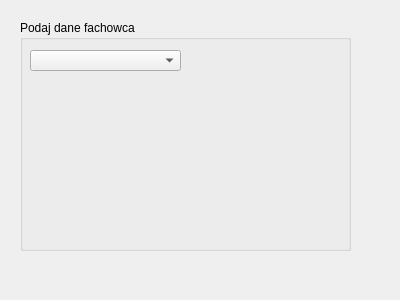
Before: the Qt Designer form Handel/professionaldialog.ui in hergerr/POProject, drawn with Qt 5.
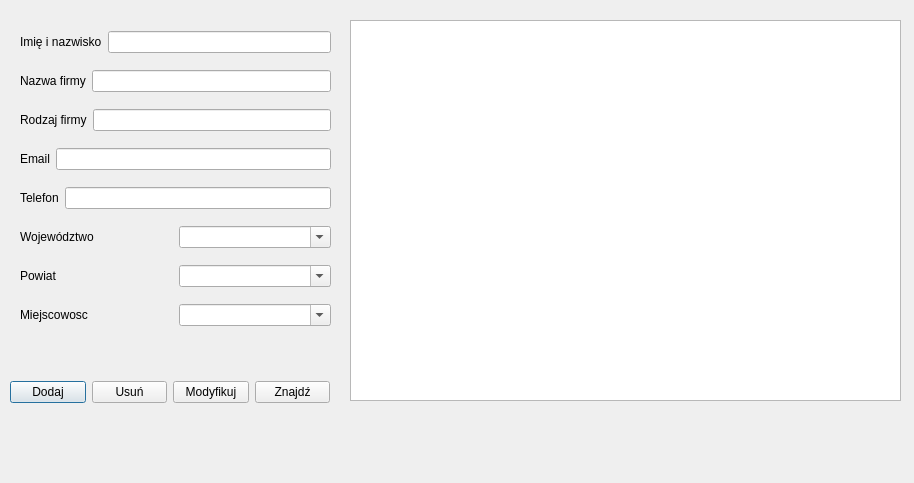
After: the same form once the commit is applied.

```diff
--- a/Handel/professionaldialog.ui
+++ b/Handel/professionaldialog.ui
@@ -6,35 +6,198 @@
    <rect>
     <x>0</x>
     <y>0</y>
-    <width>400</width>
-    <height>300</height>
+    <width>914</width>
+    <height>483</height>
    </rect>
   </property>
   <property name="windowTitle">
    <string>Dialog</string>
   </property>
-  <widget class="QGroupBox" name="groupBox">
+  <widget class="QTableView" name="infoTableView">
+   <property name="geometry">
+    <rect>
+     <x>350</x>
+     <y>20</y>
+     <width>551</width>
+     <height>381</height>
+    </rect>
+   </property>
+  </widget>
+  <widget class="QWidget" name="layoutWidget">
+   <property name="geometry">
+    <rect>
+     <x>10</x>
+     <y>380</y>
+     <width>320</width>
+     <height>25</height>
+    </rect>
+   </property>
+   <layout class="QHBoxLayout" name="horizontalLayout_9">
+    <item>
+     <widget class="QPushButton" name="addPushButton">
+      <property name="text">
+       <string>Dodaj</string>
+      </property>
+     </widget>
+    </item>
+    <item>
+     <widget class="QPushButton" name="deletePushButton">
+      <property name="text">
+       <string>Usuń</string>
+      </property>
+     </widget>
+    </item>
+    <item>
+     <widget class="QPushButton" name="modifyPushButton">
+      <property name="text">
+       <string>Modyfikuj</string>
+      </property>
+     </widget>
+    </item>
+    <item>
+     <widget class="QPushButton" name="findPushButton">
+      <property name="text">
+       <string>Znajdź</string>
+      </property>
+     </widget>
+    </item>
+   </layout>
+  </widget>
+  <widget class="QWidget" name="layoutWidget">
    <property name="geometry">
     <rect>
      <x>20</x>
      <y>20</y>
-     <width>331</width>
-     <height>231</height>
+     <width>311</width>
+     <height>321</height>
     </rect>
    </property>
-   <property name="title">
-    <string>Podaj dane fachowca</string>
-   </property>
-   <widget class="QComboBox" name="voivodeshipComboBox">
-    <property name="geometry">
-     <rect>
-      <x>10</x>
-      <y>30</y>
-      <width>151</width>
-      <height>21</height>
-     </rect>
-    </property>
-   </widget>
+   <layout class="QVBoxLayout" name="verticalLayout">
+    <item>
+     <layout class="QHBoxLayout" name="horizontalLayout">
+      <item>
+       <widget class="QLabel" name="label">
+        <property name="text">
+         <string>Imię i nazwisko</string>
+        </property>
+       </widget>
+      </item>
+      <item>
+       <widget class="QLineEdit" name="nameLineEdit"/>
+      </item>
+     </layout>
+    </item>
+    <item>
+     <layout class="QHBoxLayout" name="horizontalLayout_2">
+      <item>
+       <widget class="QLabel" name="label_2">
+        <property name="text">
+         <string>Nazwa firmy</string>
+        </property>
+       </widget>
+      </item>
+      <item>
+       <widget class="QLineEdit" name="companyNameLineEdit"/>
+      </item>
+     </layout>
+    </item>
+    <item>
+     <layout class="QHBoxLayout" name="horizontalLayout_3">
+      <item>
+       <widget class="QLabel" name="label_6">
+        <property name="text">
+         <string>Rodzaj firmy</string>
+        </property>
+       </widget>
+      </item>
+      <item>
+       <widget class="QLineEdit" name="companyTypeLineEdit"/>
+      </item>
+     </layout>
+    </item>
+    <item>
+     <layout class="QHBoxLayout" name="horizontalLayout_4">
+      <item>
+       <widget class="QLabel" name="label_7">
+        <property name="text">
+         <string>Email</string>
+        </property>
+       </widget>
+      </item>
+      <item>
+       <widget class="QLineEdit" name="emailLineEdit"/>
+      </item>
+     </layout>
+    </item>
+    <item>
+     <layout class="QHBoxLayout" name="horizontalLayout_5">
+      <item>
+       <widget class="QLabel" name="label_8">
+        <property name="text">
+         <string>Telefon</string>
+        </property>
+       </widget>
+      </item>
+      <item>
+       <widget class="QLineEdit" name="phoneLineEdit"/>
+      </item>
+     </layout>
+    </item>
+    <item>
+     <layout class="QHBoxLayout" name="horizontalLayout_6">
+      <item>
+       <widget class="QLabel" name="label_3">
+        <property name="text">
+         <string>Województwo</string>
+        </property>
+       </widget>
+      </item>
+      <item>
+       <widget class="QComboBox" name="voivodeshipComboBox">
+        <property name="editable">
+         <bool>true</bool>
+        </property>
+       </widget>
+      </item>
+     </layout>
+    </item>
+    <item>
+     <layout class="QHBoxLayout" name="horizontalLayout_7">
+      <item>
+       <widget class="QLabel" name="label_4">
+        <property name="text">
+         <string>Powiat</string>
+        </property>
+       </widget>
+      </item>
+      <item>
+       <widget class="QComboBox" name="countyComboBox">
+        <property name="editable">
+         <bool>true</bool>
+        </property>
+       </widget>
+      </item>
+     </layout>
+    </item>
+    <item>
+     <layout class="QHBoxLayout" name="horizontalLayout_8">
+      <item>
+       <widget class="QLabel" name="label_5">
+        <property name="text">
+         <string>Miejscowosc</string>
+        </property>
+       </widget>
+      </item>
+      <item>
+       <widget class="QComboBox" name="cityComboBox">
+        <property name="editable">
+         <bool>true</bool>
+        </property>
+       </widget>
+      </item>
+     </layout>
+    </item>
+   </layout>
   </widget>
  </widget>
  <resources/>
```
